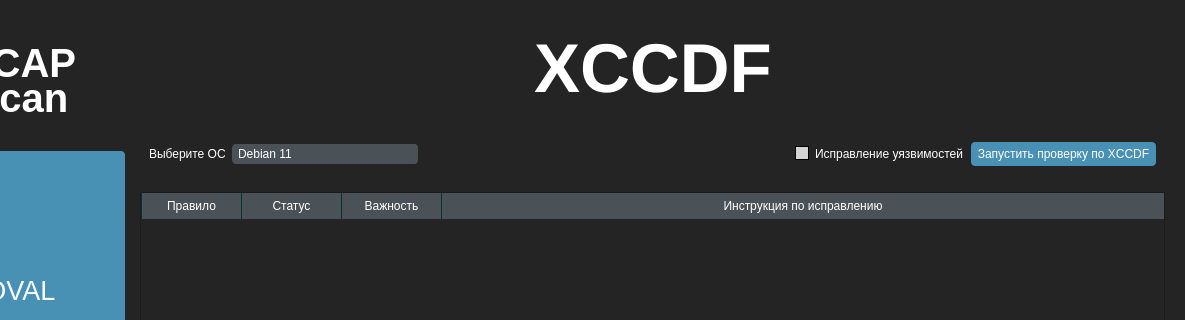
Sayge1/Infobez-project2026, file Program/beta/VulnOVAL/untitled.ui: the form before one commit; both pictures show x 95 to 1280 and y 0 to 320 of the 1280 by 720 pixel window.
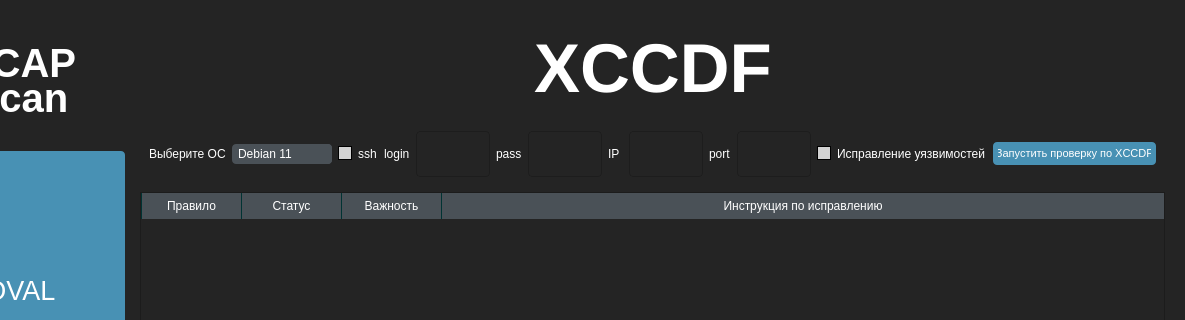
The form after the commit. The open tabs and pages were chosen to show the change. Icons and pictures are not drawn.

The edit to the form file:
```diff
--- a/Program/beta/VulnOVAL/untitled.ui
+++ b/Program/beta/VulnOVAL/untitled.ui
@@ -1293,7 +1293,7 @@
        </item>
        <item>
         <widget class="QWidget" name="Widget_withXCCDFchoose" native="true">
-         <layout class="QHBoxLayout" name="horizontalLayout_4" stretch="1,4,8,0,4">
+         <layout class="QHBoxLayout" name="horizontalLayout_4" stretch="1,2,1,1,5,1,5,1,5,1,5,8,11">
           <item>
            <widget class="QLabel" name="label_OS_2">
             <property name="font">
@@ -1336,17 +1336,79 @@
            </widget>
           </item>
           <item>
-           <spacer name="horizontalSpacer_6">
-            <property name="orientation">
-             <enum>Qt::Orientation::Horizontal</enum>
+           <widget class="QCheckBox" name="ssh_checkbox">
+            <property name="text">
+             <string>ssh</string>
             </property>
-            <property name="sizeHint" stdset="0">
-             <size>
-              <width>368</width>
-              <height>20</height>
-             </size>
+           </widget>
+          </item>
+          <item>
+           <widget class="QLabel" name="label_2">
+            <property name="text">
+             <string>login</string>
             </property>
-           </spacer>
+           </widget>
+          </item>
+          <item>
+           <widget class="QPlainTextEdit" name="login_edit">
+            <property name="sizePolicy">
+             <sizepolicy hsizetype="Ignored" vsizetype="Ignored">
+              <horstretch>0</horstretch>
+              <verstretch>0</verstretch>
+             </sizepolicy>
+            </property>
+           </widget>
+          </item>
+          <item>
+           <widget class="QLabel" name="label_3">
+            <property name="text">
+             <string>pass</string>
+            </property>
+           </widget>
+          </item>
+          <item>
+           <widget class="QPlainTextEdit" name="pass_edit">
+            <property name="sizePolicy">
+             <sizepolicy hsizetype="Ignored" vsizetype="Ignored">
+              <horstretch>0</horstretch>
+              <verstretch>0</verstretch>
+             </sizepolicy>
+            </property>
+           </widget>
+          </item>
+          <item>
+           <widget class="QLabel" name="label_4">
+            <property name="text">
+             <string>IP</string>
+            </property>
+           </widget>
+          </item>
+          <item>
+           <widget class="QPlainTextEdit" name="ip_edit">
+            <property name="sizePolicy">
+             <sizepolicy hsizetype="Ignored" vsizetype="Ignored">
+              <horstretch>0</horstretch>
+              <verstretch>0</verstretch>
+             </sizepolicy>
+            </property>
+           </widget>
+          </item>
+          <item>
+           <widget class="QLabel" name="label_5">
+            <property name="text">
+             <string>port</string>
+            </property>
+           </widget>
+          </item>
+          <item>
+           <widget class="QPlainTextEdit" name="port_edit">
+            <property name="sizePolicy">
+             <sizepolicy hsizetype="Ignored" vsizetype="Ignored">
+              <horstretch>0</horstretch>
+              <verstretch>0</verstretch>
+             </sizepolicy>
+            </property>
+           </widget>
           </item>
           <item>
            <widget class="QCheckBox" name="checkb_remediation">
@@ -1357,6 +1419,11 @@
           </item>
           <item>
            <widget class="QPushButton" name="bt_XCCDFcheck">
+            <property name="font">
+             <font>
+              <pointsize>8</pointsize>
+             </font>
+            </property>
             <property name="text">
              <string>Запустить проверку по XCCDF</string>
             </property>
```
Left out of the diff: 5 changed lines with no effect on the pictures.
